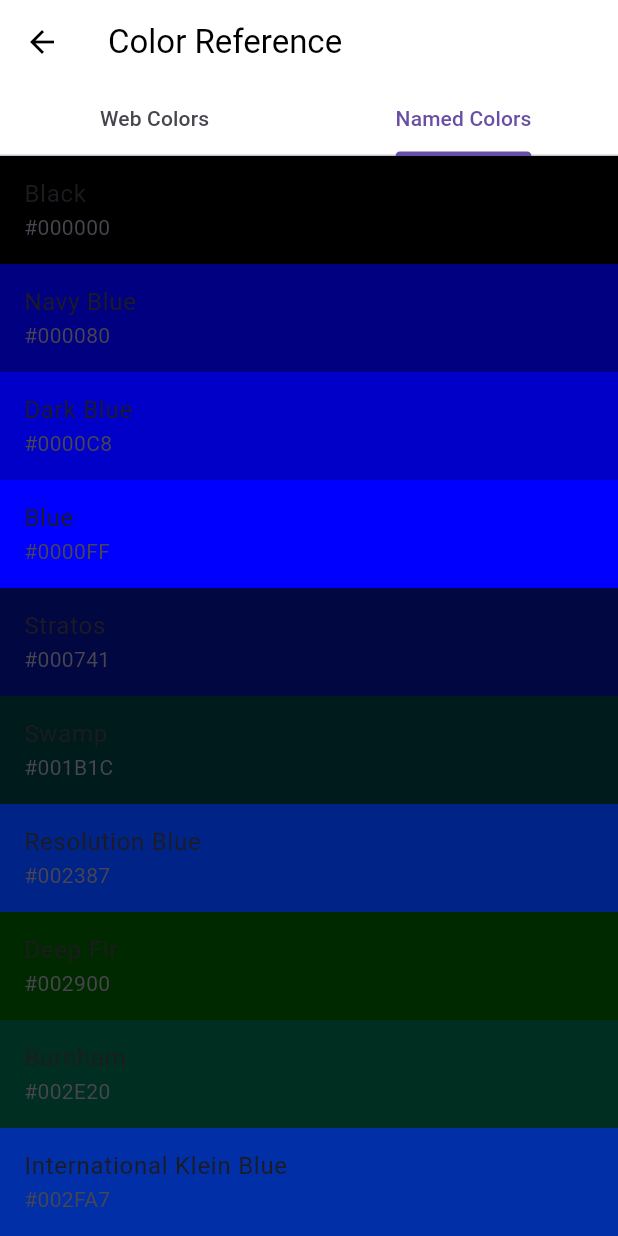
After one commit to tecdrop/color_hap, a Flutter app: the ColorReferenceScreen screen opened directly, tab 2 chosen, on a phone screen of 412 x 824 dp. The commit adds this screen. Run offline on Flutter 3.47's test engine with Material 3 defaults, Android fonts, the phone set to English and light mode, and no system bars; our stand-ins replace go_router, share_plus, shared_preferences; missing offline and left inert: flutter_randomcolor; accounts and stored records are empty.

Commit message:
Add the Color Reference screen

````diff
--- a/lib/common/ui_strings.dart
+++ b/lib/common/ui_strings.dart
@@ -114,3 +114,11 @@ const String clearFavoritesDialogMessage = 'This will remove all colors from you
 const String clearFavoritesDialogPositiveAction = 'Clear';
 const String exportFavoritesAsCsv = 'Export favorites as CSV';
 const String favoritesExported = 'Favorites exported to clipboard in CSV format';
+
+// -----------------------------------------------------------------------------------------------
+// Color Reference Screen
+// -----------------------------------------------------------------------------------------------
+
+const String colorReferenceScreenTitle = 'Color Reference';
+const String webColorsTab = 'Web Colors';
+const String namedColorsTab = 'Named Colors';
--- a/lib/models/random_color_generators/random_named_color_generator.dart
+++ b/lib/models/random_color_generators/random_named_color_generator.dart
@@ -17,8 +17,8 @@ import '../random_color.dart';
 ///
 /// The returned [RandomColor] has both a [Color] value and a name.
 RandomColor nextRandomColor(Random random) {
-  final int randomIndex = random.nextInt(_namedColors.length);
-  final namedColor = _namedColors.entries.elementAt(randomIndex);
+  final int randomIndex = random.nextInt(kNamedColors.length);
+  final namedColor = kNamedColors.entries.elementAt(randomIndex);
 
   return RandomColor(
     color: Color(namedColor.key),
@@ -28,15 +28,15 @@ RandomColor nextRandomColor(Random random) {
 }
 
 /// Returns the name of the given [Color], if the color is a valid named color.
-String? getColorName(Color color) => _namedColors[color.value];
+String? getColorName(Color color) => kNamedColors[color.value];
 
 /// The number of available named colors that can be used to generate the random color.
-int get possibilityCount => _namedColors.length;
+int get possibilityCount => kNamedColors.length;
 
 /// A map of integer [Color] value constants corresponding to the `ntc js` named colors.
 ///
 /// Imported from the [Name that Color](https://chir.ag/projects/ntc/ntc.js) JavaScript library.
-const Map<int, String> _namedColors = {
+const Map<int, String> kNamedColors = {
   0xFF000000: 'Black',
   0xFF000080: 'Navy Blue',
   0xFF0000C8: 'Dark Blue',
--- a/lib/models/random_color_generators/random_web_color_generator.dart
+++ b/lib/models/random_color_generators/random_web_color_generator.dart
@@ -16,8 +16,8 @@ import '../random_color.dart';
 ///
 /// The returned [RandomColor] has both a [Color] value and a name.
 RandomColor nextRandomColor(Random random) {
-  final int randomIndex = random.nextInt(_webColors.length);
-  final namedColor = _webColors.entries.elementAt(randomIndex);
+  final int randomIndex = random.nextInt(kWebColors.length);
+  final namedColor = kWebColors.entries.elementAt(randomIndex);
 
   return RandomColor(
     color: Color(namedColor.key),
@@ -27,10 +27,10 @@ RandomColor nextRandomColor(Random random) {
 }
 
 /// Returns the name of the given [Color], if the color is a valid web color.
-String? getColorName(Color color) => _webColors[color.value];
+String? getColorName(Color color) => kWebColors[color.value];
 
 /// The number of available web colors that can be used to generate the random color.
-int get possibilityCount => _webColors.length;
+int get possibilityCount => kWebColors.length;
 
 /// A map of integer [Color] value constants corresponding to the CSS named colors.
 ///
@@ -38,7 +38,7 @@ int get possibilityCount => _webColors.length;
 /// ```js
 /// copy($$('.named-color-table tbody tr').map(tr => tr.querySelector('td:nth-child(4)').innerText.replace('#', '0xFF') + ': \'' + tr.querySelector('dfn').innerText + '\',').join('\r\n'))
 /// ```
-const Map<int, String> _webColors = {
+const Map<int, String> kWebColors = {
   0xFFF0F8FF: 'aliceblue',
   0xFFFAEBD7: 'antiquewhite',
   0xFF00FFFF: 'aqua',
--- /dev/null
+++ b/lib/screens/color_reference_screen.dart
@@ -0,0 +1,102 @@
+// Copyright 2020-2024 Tecdrop (https://www.tecdrop.com/)
+// Use of this source code is governed by an MIT-style
+// license that can be found in the LICENSE file or at
+// https://www.tecdrop.com/colorhap/license/.
+
+import 'package:flutter/material.dart';
+
+import '../common/ui_strings.dart' as strings;
+import '../models/random_color_generators/random_named_color_generator.dart';
+import '../models/random_color_generators/random_web_color_generator.dart';
+import '../utils/color_utils.dart' as color_utils;
+
+class ColorReferenceScreen extends StatefulWidget {
+  const ColorReferenceScreen({super.key});
+
+  @override
+  State<ColorReferenceScreen> createState() => _ColorReferenceScreenState();
+}
+
+class _ColorReferenceScreenState extends State<ColorReferenceScreen>
+    with SingleTickerProviderStateMixin {
+  late TabController _tabController;
+
+  @override
+  void initState() {
+    super.initState();
+    _tabController = TabController(length: 2, vsync: this);
+  }
+
+  @override
+  void dispose() {
+    _tabController.dispose();
+    super.dispose();
+  }
+
+  @override
+  Widget build(BuildContext context) {
+    return Scaffold(
+      appBar: AppBar(
+        title: const Text(strings.colorReferenceScreenTitle),
+        bottom: TabBar(
+          controller: _tabController,
+          tabs: const <Tab>[
+            Tab(text: strings.webColorsTab),
+            Tab(text: strings.namedColorsTab),
+          ],
+        ),
+      ),
+      body: TabBarView(
+        controller: _tabController,
+        children: <Widget>[
+          _ColorReferenceListView(
+            itemCount: () => kWebColors.length,
+            itemData: (int index) {
+              final MapEntry<int, String> entry = kWebColors.entries.elementAt(index);
+              return (colorCode: entry.key, title: entry.value);
+            },
+          ),
+          _ColorReferenceListView(
+            itemCount: () => kNamedColors.length,
+            itemData: (int index) {
+              final MapEntry<int, String> entry = kNamedColors.entries.elementAt(index);
+              return (colorCode: entry.key, title: entry.value);
+            },
+          ),
+        ],
+      ),
+    );
+  }
+}
+
+class _ColorReferenceListView extends StatelessWidget {
+  const _ColorReferenceListView({
+    super.key, // ignore: unused_element
+    required this.itemCount,
+    required this.itemData,
+  });
+
+  /// A callback function that returns the number of items to display in the list.
+  final int Function() itemCount;
+
+  /// A callback function that returns the color code and title for each item in the list.
+  final ({int colorCode, String? title}) Function(int index) itemData;
+
+  @override
+  Widget build(BuildContext context) {
+    return ListView.builder(
+      itemCount: itemCount(),
+      itemBuilder: (BuildContext context, int index) {
+        final item = itemData(index);
+        final Color itemColor = Color(item.colorCode);
+        final String hexCode = color_utils.toHexString(itemColor);
+
+        return ListTile(
+          tileColor: itemColor,
+          title: item.title != null ? Text(item.title!) : Text(hexCode),
+          subtitle: Text(hexCode),
+        );
+      },
+    );
+  }
+}
````
